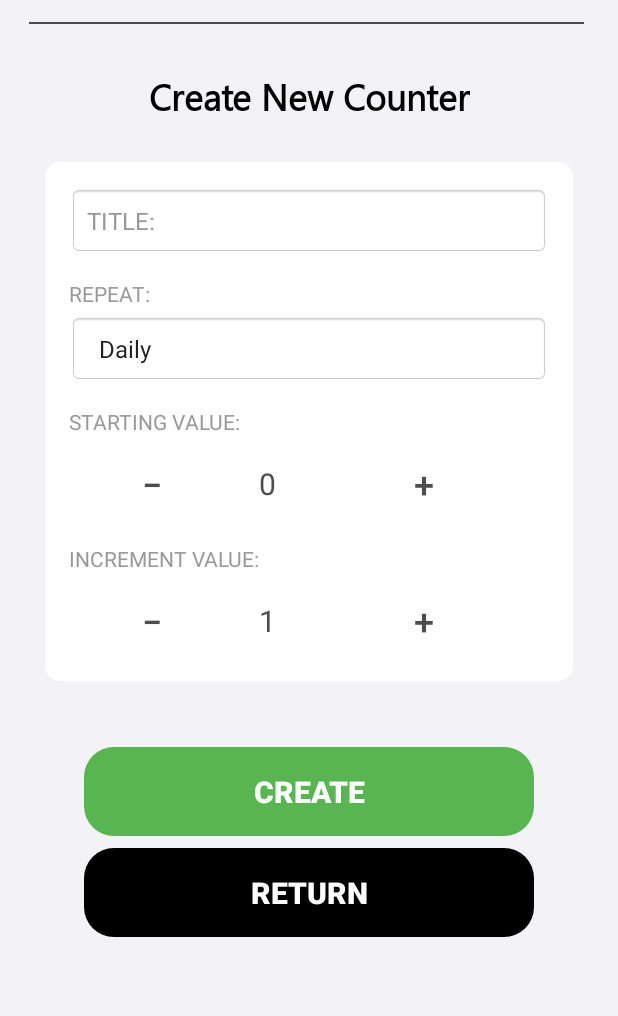
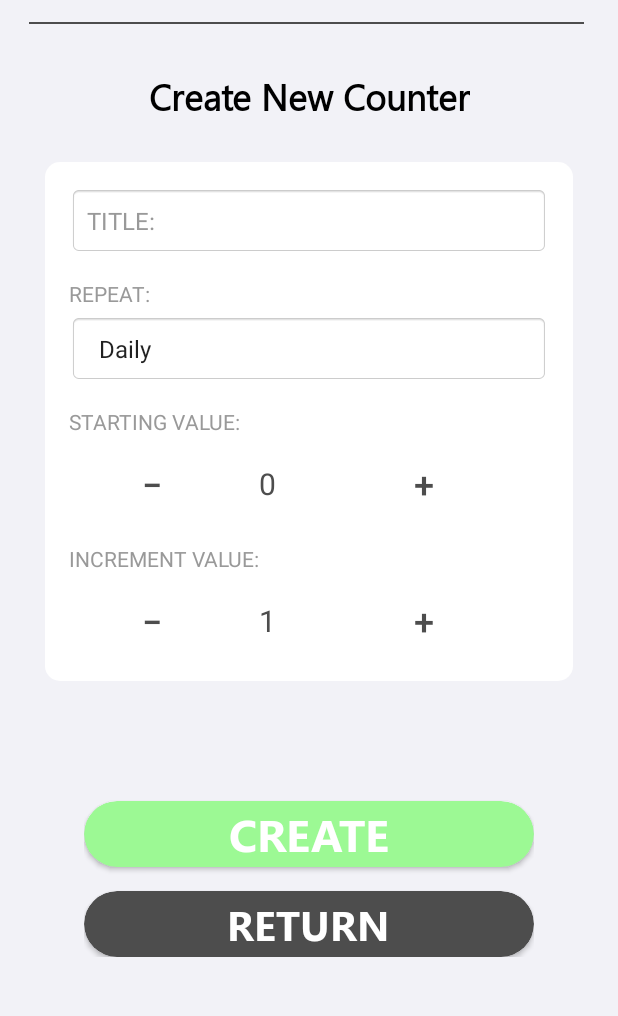
Before and after one commit to ST10036509/Countify, an Android app built with Jetpack Compose: the fragment CounterCreationFragment placed in its activity, on a phone screen of 412 x 824 dp, the part 80-1096 px from its top. Run offline under Robolectric (Android 15) with nearby library versions, the phone set to English and light mode, and no system bars; our stand-ins replace Firebase (no records; nobody signed in at launch, a user with empty details on screens opened directly); 4 statements that could not run were skipped.

Commit message:
OF-115 adjusted UI buttons on counter creation page.

```diff
--- a/app/src/main/java/st10036509/countify/user_interface/counter/CounterCreationFragment.kt
+++ b/app/src/main/java/st10036509/countify/user_interface/counter/CounterCreationFragment.kt
@@ -80,7 +80,7 @@ class CounterCreationFragment : Fragment() {
         settingsButton = view.findViewById(R.id.iv_settingsIcon)
 
         // Set up the Create button
-        val createButton: Button = view.findViewById(R.id.btn_create)
+        val createButton: Button = view.findViewById(R.id.btn_Create)
         createButton.setOnClickListener {
             if (validateUserTitleInput()) {
                 setCounterDetails()
--- a/app/src/main/res/layout/fragment_counter_creation.xml
+++ b/app/src/main/res/layout/fragment_counter_creation.xml
@@ -249,31 +249,60 @@
         app:layout_constraintVertical_bias="0.23">
 
         <!-- Create Button -->
-        <Button
-            android:id="@+id/btn_create"
+        <androidx.cardview.widget.CardView
+            android:id="@+id/btn_Create"
+            android:layout_width="300dp"
+            android:layout_height="44dp"
+            android:layout_marginTop="40dp"
+            app:cardElevation="2dp"
+            app:cardBackgroundColor="@color/button_green"
+            app:cardCornerRadius="25dp"
+            android:layout_gravity="center">
+
+            <!-- Text on top of the Button Background -->
+            <TextView
                 android:layout_width="match_parent"
-            android:layout_height="wrap_content"
-            android:background="@drawable/rounded_button_background"
-            android:backgroundTint="#58B650"
-            android:padding="16dp"
+                android:layout_height="match_parent"
+                android:gravity="center"
                 android:text="@string/create"
-            android:textColor="#FFFFFF"
-            android:textSize="20sp"
-            android:textStyle="bold"
-            android:layout_marginBottom="8dp"/> <!-- Margin between the two buttons -->
+                android:textColor="@color/white"
+                android:fontFamily="@font/segoe_ui_bold"
+                android:textSize="30sp"
+                android:textStyle="bold" />
+        </androidx.cardview.widget.CardView> <!-- Margin between the two buttons -->
 
         <!-- Return Button -->
-        <Button
+        <androidx.cardview.widget.CardView
             android:id="@+id/btn_return"
+            android:layout_width="300dp"
+            android:layout_height="44dp"
+            app:cardElevation="2dp"
+            app:cardBackgroundColor="@color/button_gray"
+            app:cardCornerRadius="25dp"
+            app:layout_constraintTop_toBottomOf="@id/btn_SSO"
+            app:layout_constraintStart_toStartOf="parent"
+            app:layout_constraintEnd_toEndOf="parent"
+            android:layout_marginTop="16dp">
+
+            <!-- Horizontal LinearLayout for Icons -->
+            <LinearLayout
                 android:layout_width="match_parent"
+                android:layout_height="match_parent"
+                android:orientation="horizontal"
+                android:gravity="center"
+                android:weightSum="4">
+
+                <!-- Text -->
+                <TextView
+                    android:layout_width="wrap_content"
                     android:layout_height="wrap_content"
-            android:background="@drawable/rounded_button_background"
-            android:backgroundTint="@color/black"
-            android:padding="16dp"
                     android:text="@string/return_"
-            android:textColor="#FFFFFF"
-            android:textSize="20sp"
+                    android:textColor="@color/white"
+                    android:fontFamily="@font/segoe_ui_bold"
+                    android:textSize="27sp"
                     android:textStyle="bold" />
+            </LinearLayout>
+        </androidx.cardview.widget.CardView>
     </LinearLayout>
 
 
```
Lines whose indentation alone changed are shown as unchanged.
